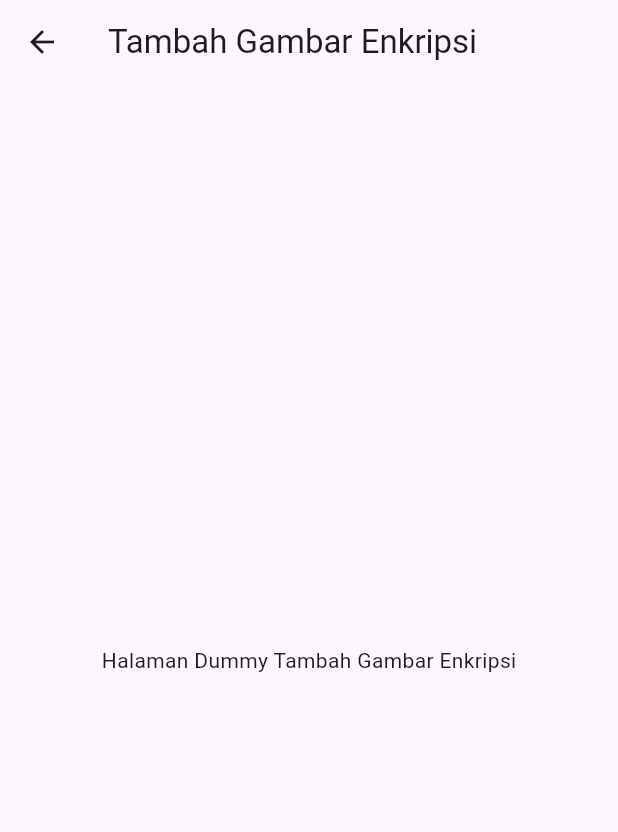
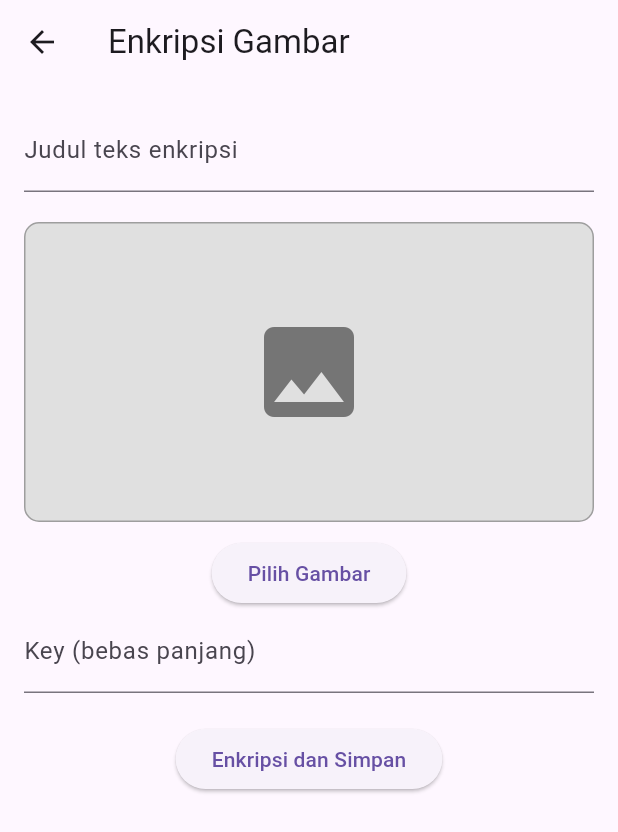
Before and after one commit to fxsym/secrypt, a Flutter app: the AddImageEncryptScreen screen opened by its route, on a phone screen of 412 x 824 dp. Shown: the top 832 px of the screen. Run offline on Flutter 3.47's test engine with Material 3 defaults, Android fonts, the light colour scheme and no system bars; our stand-ins replace cloud_firestore, firebase_auth, firebase_core, image_picker; missing offline and left inert: encrypt; accounts and stored records are empty.

Commit message:
Add page to encrypt image, and succes store to firebase. Update preview image in register

```diff
--- a/lib/screens/add_image_ecrypt.dart
+++ b/lib/screens/add_image_ecrypt.dart
@@ -1,12 +1,178 @@
 import 'package:flutter/material.dart';
+import 'package:encrypt/encrypt.dart' as encrypt;
+import 'package:crypto/crypto.dart';
+import 'dart:convert';
+import 'dart:typed_data';
+import 'package:firebase_auth/firebase_auth.dart';
+import 'package:cloud_firestore/cloud_firestore.dart';
+import 'package:image_picker/image_picker.dart';
+import 'dart:io';
 
-class AddImageEncryptScreen extends StatelessWidget {
+class AddImageEncryptScreen extends StatefulWidget {
+  @override
+  _AddImageEncryptScreenState createState() => _AddImageEncryptScreenState();
+}
+
+class _AddImageEncryptScreenState extends State<AddImageEncryptScreen> {
+  final TextEditingController _textController = TextEditingController();
+  final TextEditingController _keyController = TextEditingController();
+  final TextEditingController _titleController = TextEditingController();
+  String? base64Image;
+
+  final picker = ImagePicker();
+
+  String? _encryptedImage;
+  bool _isLoading = false;
+
+  Uint8List _generateKeyFromPassword(String password) {
+    return sha256.convert(utf8.encode(password)).bytes as Uint8List;
+  }
+
+  Future<void> pickImage() async {
+    final picked = await picker.pickImage(source: ImageSource.gallery);
+    if (picked != null) {
+      final file = File(picked.path);
+      final fileSize = await file.length();
+
+      if (fileSize > 2 * 1024 * 1024) {
+        // Jika lebih dari 2MB
+        ScaffoldMessenger.of(
+          context,
+        ).showSnackBar(SnackBar(content: Text('Ukuran gambar maksimal 2MB')));
+        return;
+      }
+
+      final bytes = await file.readAsBytes();
+      setState(() {
+        base64Image = base64Encode(bytes);
+      });
+    }
+  }
+
+  Future<void> _encryptText() async {
+    final plainText = base64Image;
+    final keyInput = _keyController.text;
+
+    if (keyInput.isEmpty || plainText!.isEmpty) {
+      setState(() {
+        _encryptedImage = "Gambar dan Key harus diisi!";
+      });
+      return;
+    }
+
+    setState(() {
+      _isLoading = true;
+    });
+
+    try {
+      final keyBytes = _generateKeyFromPassword(keyInput);
+      final key = encrypt.Key(keyBytes);
+      final encrypter = encrypt.Encrypter(
+        encrypt.AES(key, mode: encrypt.AESMode.cbc),
+      );
+
+      final iv = encrypt.IV.fromSecureRandom(16);
+      final encrypted = encrypter.encrypt(plainText, iv: iv);
+      final combined = iv.base64 + ":" + encrypted.base64;
+
+      final user = FirebaseAuth.instance.currentUser;
+
+      if (user != null) {
+        final firestore = FirebaseFirestore.instance;
+        await firestore.collection('images').add({
+          'user_id': user.uid,
+          'image_title': _titleController.text,
+          'key_bytes': base64Encode(keyBytes),
+          'encrypt_image': combined,
+          'timestamp': FieldValue.serverTimestamp(),
+        });
+
+        setState(() {
+          _encryptedImage = combined;
+        });
+      } else {
+        setState(() {
+          _encryptedImage = "User belum login!";
+        });
+      }
+    } catch (e) {
+      setState(() {
+        _encryptedImage = "Terjadi kesalahan saat enkripsi.";
+      });
+    } finally {
+      setState(() {
+        _isLoading = false;
+      });
+    }
+  }
+
   @override
   Widget build(BuildContext context) {
     return Scaffold(
-      appBar: AppBar(title: Text("Tambah Gambar Enkripsi")),
-      body: Center(
-        child: Text("Halaman Dummy Tambah Gambar Enkripsi"),
+      appBar: AppBar(title: Text('Enkripsi Gambar')),
+      body: Padding(
+        padding: EdgeInsets.all(16),
+        child: Column(
+          children: [
+            TextField(
+              controller: _titleController,
+              decoration: InputDecoration(labelText: 'Judul teks enkripsi'),
+            ),
+            SizedBox(height: 20),
+            Column(
+              children: [
+                Container(
+                  width: double.infinity,
+                  height: 200,
+                  decoration: BoxDecoration(
+                    color: Colors.grey[300],
+                    borderRadius: BorderRadius.circular(10),
+                    border: Border.all(color: Colors.grey),
+                  ),
+                  child:
+                      base64Image != null
+                          ? Image.memory(
+                            base64Decode(base64Image!),
+                            fit: BoxFit.cover,
+                          )
+                          : Icon(
+                            Icons.image,
+                            size: 80,
+                            color: Colors.grey[600],
+                          ),
+                ),
+                SizedBox(height: 10),
+                ElevatedButton(
+                  onPressed: pickImage,
+                  child: Text(
+                    base64Image == null ? "Pilih Gambar" : "Ganti Gambar",
+                  ),
+                ),
+              ],
+            ),
+            TextField(
+              controller: _keyController,
+              decoration: InputDecoration(labelText: 'Key (bebas panjang)'),
+              obscureText: true,
+            ),
+            SizedBox(height: 20),
+            ElevatedButton(
+              onPressed: _isLoading ? null : _encryptText,
+              child:
+                  _isLoading
+                      ? CircularProgressIndicator()
+                      : Text('Enkripsi dan Simpan'),
+            ),
+            SizedBox(height: 20),
+            if (_encryptedImage != null) ...[
+              Text(
+                'Hasil Enkripsi:',
+                style: TextStyle(fontWeight: FontWeight.bold),
+              ),
+              SelectableText(_encryptedImage!),
+            ],
+          ],
+        ),
       ),
     );
   }
```
Also changed, not shown: lib/screens/register_screen.dart (+21 -2 lines).
